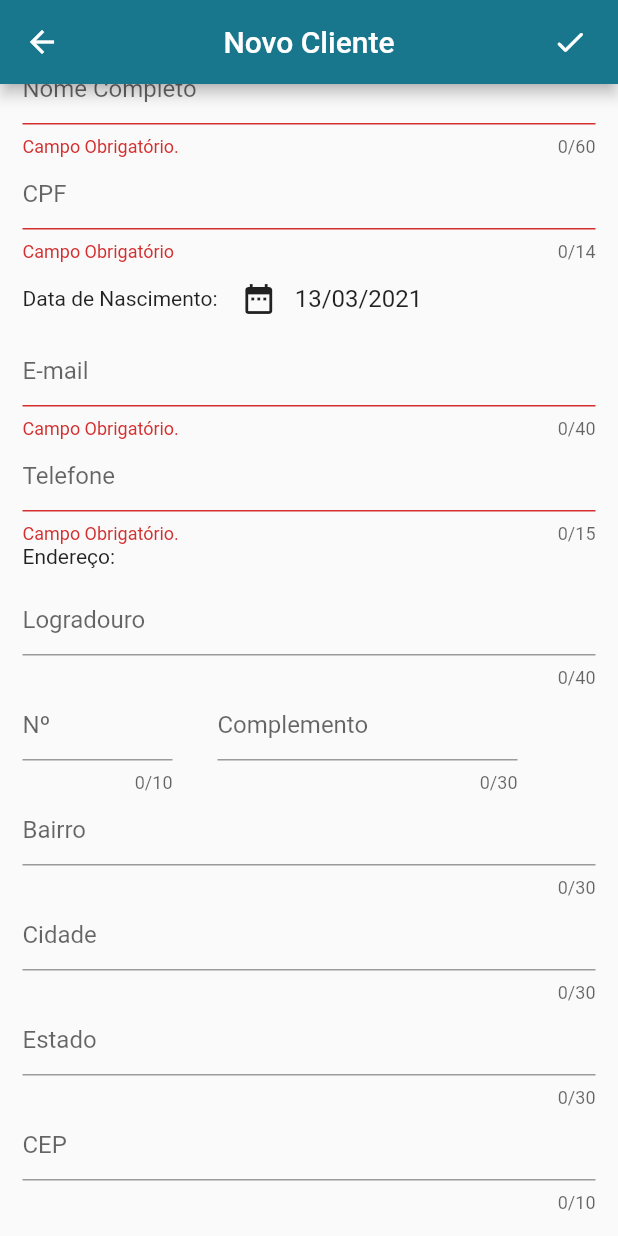
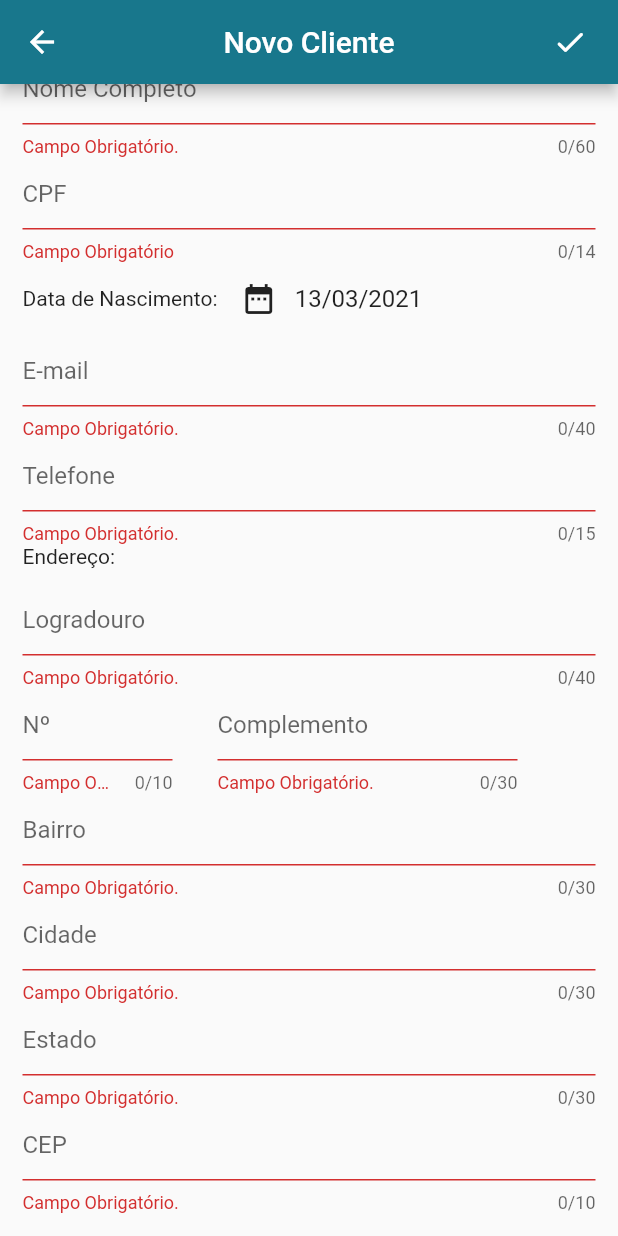
Before and after one commit to DLL-S/ueg-pecacerta-mobile, a Flutter app: the AdicionarClienteTela screen opened directly, scrolled down 120 dp, after a tap on the "check" icon, on a phone screen of 412 x 824 dp. Run offline on Flutter 3.47's test engine with Material 2 defaults, Android fonts, the phone set to English and light mode, and no system bars; our stand-ins replace ant_icons, brasil_fields; missing offline and left inert: cpfcnpj; Roboto replaces fonts that are missing (Helvetica).

Commit message:
Finalização da Tela de Adicionar Cliente

```diff
--- a/lib/ui/adicionar_cliente_ui.dart
+++ b/lib/ui/adicionar_cliente_ui.dart
@@ -6,7 +6,8 @@ import 'package:intl/intl.dart';
 import 'package:brasil_fields/brasil_fields.dart';
 import 'package:peca_certa_app/controller/clienteController.dart';
 import 'package:peca_certa_app/models/Cliente.dart';
-import 'package:peca_certa_app/utils/TipoCliente.dart';
+import 'package:peca_certa_app/models/Endereco.dart';
+import 'package:peca_certa_app/ui/clientes_ui.dart';
 
 class AdicionarClienteTela extends StatefulWidget {
   @override
@@ -15,6 +16,8 @@ class AdicionarClienteTela extends StatefulWidget {
 
 class _AdicionarClienteTelaState extends State<AdicionarClienteTela> {
   ClienteController clienteController = new ClienteController();
+  Cliente cliente = Cliente();
+  Endereco enderecoCliente = Endereco();
 
   //Chave de identificação do Form e controllers dos texts fields
   GlobalKey<FormState> _formKeyCliente = GlobalKey<FormState>();
@@ -46,6 +49,26 @@ class _AdicionarClienteTelaState extends State<AdicionarClienteTela> {
 
   @override
   Widget build(BuildContext context) {
+    AlertDialog alert = AlertDialog(
+      title: Text("Confirmação"),
+      content: Text("Deseja confirmar a inserção do cliente?"),
+      actions: [
+        TextButton(
+            onPressed: () {
+              Navigator.pop(context);
+            },
+            child: Text("Cancelar")),
+        TextButton(
+            onPressed: () async {
+              await clienteController.incluirCliente(cliente);
+              _formKeyCliente.currentState.reset();
+              Navigator.pop(context);
+              Navigator.push(context,
+                  MaterialPageRoute(builder: (context) => ClienteTela()));
+            },
+            child: Text("Confirmar"))
+      ],
+    );
     return Scaffold(
       appBar: AppBar(
         title: Text("Novo Cliente"),
@@ -65,7 +88,6 @@ class _AdicionarClienteTelaState extends State<AdicionarClienteTela> {
             ),
             onTap: () async {
               if (_formKeyCliente.currentState.validate()) {
-                Cliente cliente = new Cliente();
                 cliente.ativo = true;
                 cliente.nome = _campoNomeCliente.text;
                 _selPF == true
@@ -92,23 +114,27 @@ class _AdicionarClienteTelaState extends State<AdicionarClienteTela> {
                 cliente.telefone = UtilBrasilFields.extrairTelefone(
                     _campoTelefoneCliente.text);
 
-                cliente.endereco.logradouro = _campoLogradouroCliente.text;
+                enderecoCliente.logradouro = _campoLogradouroCliente.text;
 
-                cliente.endereco.numero = _campoNumeroCliente.text;
+                enderecoCliente.numero = _campoNumeroCliente.text;
 
-                cliente.endereco.complemento = _campoComplementoCliente.text;
+                enderecoCliente.complemento = _campoComplementoCliente.text;
 
-                cliente.endereco.bairro = _campoBairroCliente.text;
+                enderecoCliente.bairro = _campoBairroCliente.text;
 
-                cliente.endereco.cep = _campoCEPCliente.text;
+                enderecoCliente.cep = _campoCEPCliente.text;
 
-                cliente.endereco.cidade = _campoCidadeCliente.text;
+                enderecoCliente.cidade = _campoCidadeCliente.text;
 
-                cliente.endereco.estado = _campoEstadoCliente.text;
+                enderecoCliente.estado = _campoEstadoCliente.text;
 
-                await clienteController.incluirCliente(cliente);
+                cliente.endereco = enderecoCliente;
 
-                _formKeyCliente.currentState.reset();
+                showDialog(
+                    context: context,
+                    builder: (BuildContext context) {
+                      return alert;
+                    });
               }
             },
           ),
@@ -191,7 +217,7 @@ class _AdicionarClienteTelaState extends State<AdicionarClienteTela> {
 
                           if (data != null) {
                             final _newData =
-                                DateFormat('yyyy/MM/dd').format(data);
+                                DateFormat('yyyy-MM-dd').format(data);
                             _data = _newData;
                             _dataText.text = UtilData.obterDataDDMMAAAA(data);
                           }
@@ -239,6 +265,9 @@ class _AdicionarClienteTelaState extends State<AdicionarClienteTela> {
                 ),
                 TextFormField(
                   controller: _campoLogradouroCliente,
+                  validator: (value) {
+                    return value.isNotEmpty ? null : "Campo Obrigatório.";
+                  },
                   decoration: InputDecoration(hintText: "Logradouro"),
                   maxLength: 40,
                 ),
@@ -249,6 +278,9 @@ class _AdicionarClienteTelaState extends State<AdicionarClienteTela> {
                       child: TextFormField(
                         controller: _campoNumeroCliente,
                         keyboardType: TextInputType.number,
+                        validator: (value) {
+                          return value.isNotEmpty ? null : "Campo Obrigatório.";
+                        },
                         decoration: InputDecoration(hintText: "Nº"),
                         maxLength: 10,
                       ),
@@ -260,6 +292,9 @@ class _AdicionarClienteTelaState extends State<AdicionarClienteTela> {
                       width: 200,
                       child: TextFormField(
                         controller: _campoComplementoCliente,
+                        validator: (value) {
+                          return value.isNotEmpty ? null : "Campo Obrigatório.";
+                        },
                         decoration: InputDecoration(hintText: "Complemento"),
                         maxLength: 30,
                       ),
@@ -268,22 +303,34 @@ class _AdicionarClienteTelaState extends State<AdicionarClienteTela> {
                 ),
                 TextFormField(
                   controller: _campoBairroCliente,
+                  validator: (value) {
+                    return value.isNotEmpty ? null : "Campo Obrigatório.";
+                  },
                   decoration: InputDecoration(hintText: "Bairro"),
                   maxLength: 30,
                 ),
                 TextFormField(
                   controller: _campoCidadeCliente,
+                  validator: (value) {
+                    return value.isNotEmpty ? null : "Campo Obrigatório.";
+                  },
                   decoration: InputDecoration(hintText: "Cidade"),
                   maxLength: 30,
                 ),
                 TextFormField(
                   controller: _campoEstadoCliente,
+                  validator: (value) {
+                    return value.isNotEmpty ? null : "Campo Obrigatório.";
+                  },
                   decoration: InputDecoration(hintText: "Estado"),
                   maxLength: 30,
                 ),
                 TextFormField(
                   controller: _campoCEPCliente,
                   keyboardType: TextInputType.number,
+                  validator: (value) {
+                    return value.isNotEmpty ? null : "Campo Obrigatório.";
+                  },
                   decoration: InputDecoration(hintText: "CEP"),
                   inputFormatters: [
                     FilteringTextInputFormatter.digitsOnly,
--- a/lib/utils/TipoCliente.dart
+++ /dev/null
@@ -1 +0,0 @@
-enum TipoCliente { PESSOA_FISICA, PESSOA_JURIDICA }
```
Also changed, not shown: lib/ui/clientes_ui.dart (+15 -1 lines), lib/utils/db_connection.dart (deleted, +0 -67 lines).
